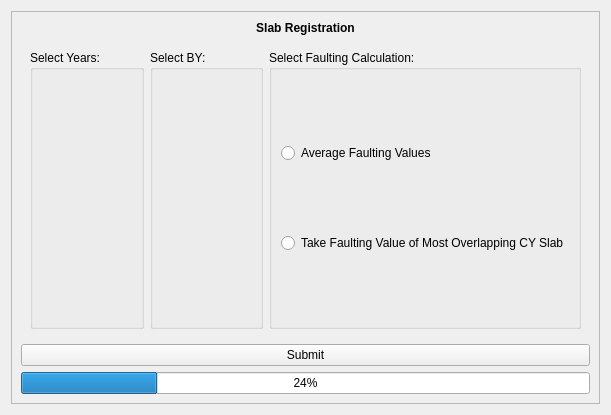
Above: resources/registration_menu.ui from jadenl99/JPCP-tool before the change. Below: the same form after it.
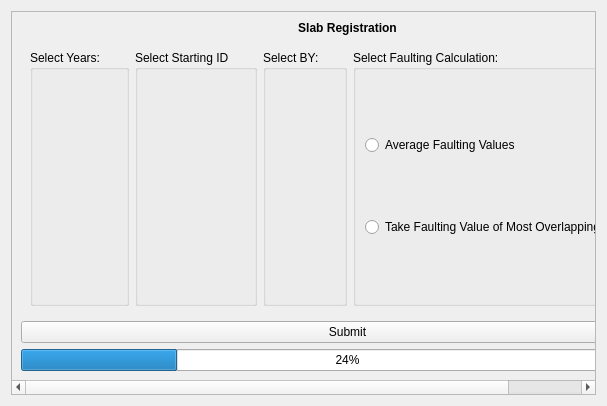
That is the form after the change.

Commit message: reg form complete

What changed in the file:
```diff
--- a/resources/registration_menu.ui
+++ b/resources/registration_menu.ui
@@ -6,8 +6,8 @@
    <rect>
     <x>0</x>
     <y>0</y>
-    <width>611</width>
-    <height>415</height>
+    <width>607</width>
+    <height>406</height>
    </rect>
   </property>
   <property name="windowTitle">
@@ -24,8 +24,8 @@
        <rect>
         <x>0</x>
         <y>0</y>
-        <width>587</width>
-        <height>391</height>
+        <width>689</width>
+        <height>361</height>
        </rect>
       </property>
       <layout class="QVBoxLayout" name="verticalLayout_2">
@@ -67,6 +67,13 @@
             </property>
            </widget>
           </item>
+          <item>
+           <widget class="QGroupBox" name="id_select">
+            <property name="title">
+             <string>Select Starting ID</string>
+            </property>
+           </widget>
+          </item>
           <item>
            <widget class="QGroupBox" name="by_select">
             <property name="sizePolicy">
```
The commit also changes 4 other files.
